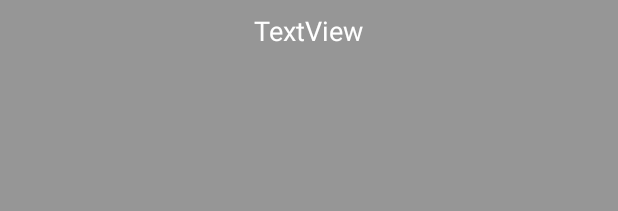
After one commit to hhyozz/AnKeVedio20161227, an Android app: the layout item_movie_type_text.xml on its own in the app's theme, with its tools: preview values and no code run, on a phone screen of 412 x 824 dp. The commit adds this screen. Shown: the top 211 px of the screen. Run offline under Robolectric (Android 15) with nearby library versions, the light colour scheme and no system bars.

Commit message:
布局文件

```diff
--- /dev/null
+++ b/app/src/main/res/layout/item_movie_type_text.xml
@@ -0,0 +1,24 @@
+<?xml version="1.0" encoding="utf-8"?>
+<LinearLayout xmlns:android="http://schemas.android.com/apk/res/android"
+    android:layout_width="match_parent"
+    android:background="@color/maincolor"
+    android:layout_height="match_parent"
+    android:orientation="vertical" >
+
+    <RelativeLayout
+        android:layout_width="match_parent"
+        android:layout_height="wrap_content" >
+        <TextView
+            android:id="@+id/tv_text"
+            android:layout_width="wrap_content"
+            android:layout_height="wrap_content"
+            android:layout_centerHorizontal="true"
+            android:layout_centerVertical="true"
+            android:padding="8dp"
+            android:text="TextView"
+            android:textColor="@color/white"
+            android:textSize="18sp" />
+
+    </RelativeLayout>
+
+</LinearLayout>
```
Also changed, not shown: app/src/main/java/activity/MovieDetailActivity.java (+0 -8 lines), app/src/main/java/fragments/HomeFragment.java (+16 -14 lines), app/src/main/java/fragments/HomeFragments/MovieFragment.java (+37 -7 lines), app/src/main/res/layout/fragment_home.xml (+25 -2 lines), app/src/main/res/layout/fragment_movie.xml (+12 -4 lines), app/src/main/res/layout/item_select_type.xml (added, +61 -0 lines).
